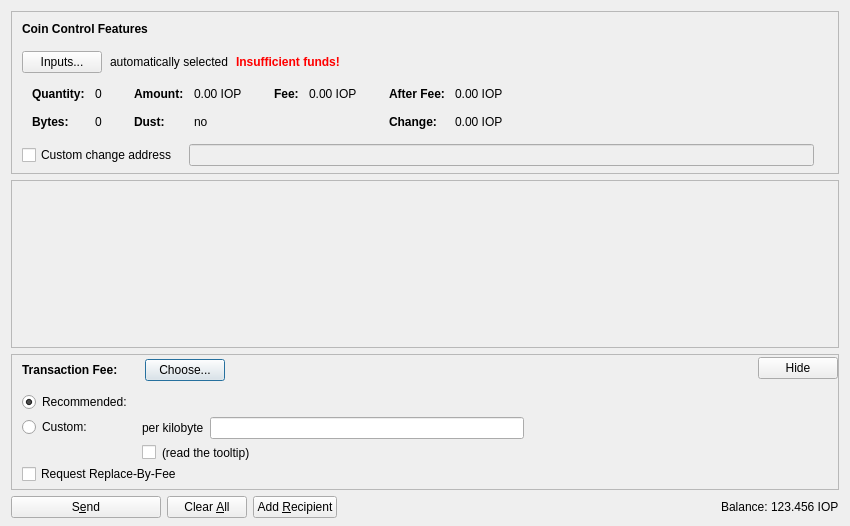
Before: the Qt Designer form src/qt/forms/sendcoinsdialog.ui in Internet-of-People/iop-core, drawn with Qt 5.
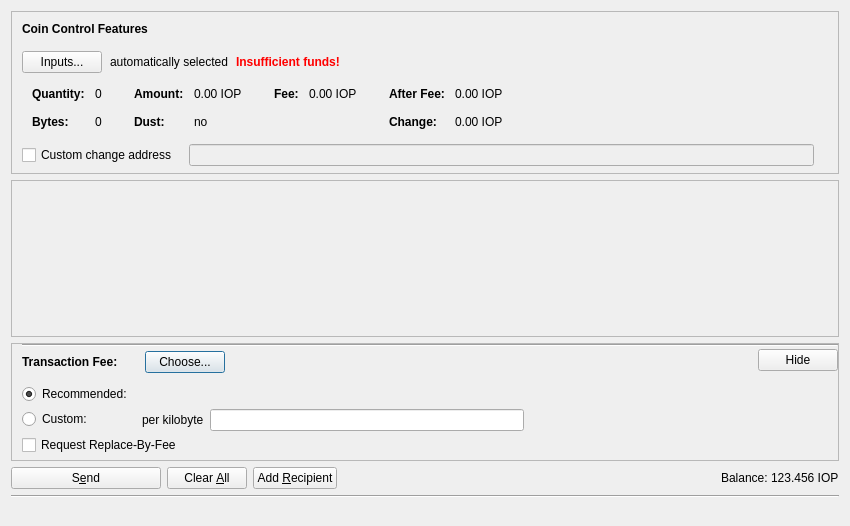
After: the same form once the commit is applied. Icons and pictures are not drawn. Custom widgets are drawn as their Qt base class.

Diff of the .ui file:
```diff
--- a/src/qt/forms/sendcoinsdialog.ui
+++ b/src/qt/forms/sendcoinsdialog.ui
@@ -675,6 +675,13 @@
         <property name="topMargin">
          <number>0</number>
         </property>
+         <item>
+              <widget class="Line" name="lineb">
+                  <property name="orientation">
+                    <enum>Qt::Horizontal</enum>
+                  </property>
+              </widget>
+          </item>
         <item>
          <layout class="QHBoxLayout" name="horizontalLayoutFee1">
           <property name="bottomMargin">
@@ -873,6 +880,7 @@
                  </item>
                 </layout>
                </item>
+               <!--
                <item>
                 <layout class="QHBoxLayout" name="horizontalLayoutFee8">
                  <item>
@@ -916,6 +924,7 @@
                  </item>
                 </layout>
                </item>
+               -->
               </layout>
              </item>
              <item row="0" column="0">
@@ -1118,6 +1127,7 @@
           </layout>
          </widget>
         </item>
+        
         <item>
          <spacer name="verticalSpacerFee">
           <property name="orientation">
@@ -1258,6 +1268,26 @@
      </item>
     </layout>
    </item>
+   <item>
+      <widget class="Line" name="lineb">
+        <property name="orientation">
+          <enum>Qt::Horizontal</enum>
+        </property>
+      </widget>
+    </item>
+    <item>
+      <spacer name="verticalBottomSpacer">
+       <property name="orientation">
+        <enum>Qt::Vertical</enum>
+       </property>
+       <property name="sizeHint" stdset="0">
+        <size>
+         <width>40</width>
+         <height>20</height>
+        </size>
+       </property>
+      </spacer>
+     </item>
   </layout>
  </widget>
  <customwidgets>
```
